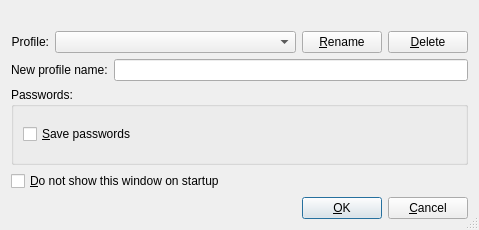
This is branches/branch-playground/plugins/_core/logindlgbase.ui in BackupTheBerlios/sim-im-svn as Qt 5 draws it before an edit. The edited form follows.
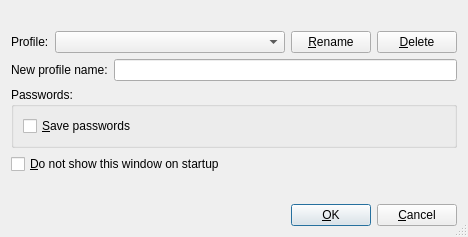
This is the edited form.

Commit message: fix some layout issues - the profile combobox was stretched in the height which did not look very nice - 'Profile:' was aligned wrong - resizing the window expanded all widgets inside the window instead just adding space at the end (which should be the default for *all* widgets which only contain non-expandable widgets)

```diff
--- a/branches/branch-playground/plugins/_core/logindlgbase.ui
+++ b/branches/branch-playground/plugins/_core/logindlgbase.ui
@@ -6,8 +6,8 @@
    <rect>
     <x>0</x>
     <y>0</y>
-    <width>479</width>
-    <height>230</height>
+    <width>468</width>
+    <height>237</height>
    </rect>
   </property>
   <property name="windowTitle">
@@ -16,10 +16,7 @@
   <property name="sizeGripEnabled">
    <bool>true</bool>
   </property>
-  <layout class="QVBoxLayout" name="_3">
-   <property name="margin">
-    <number>11</number>
-   </property>
+  <layout class="QVBoxLayout" name="verticalLayout_2">
    <item>
     <widget class="QLabel" name="lblMessage">
      <property name="font">
@@ -40,28 +37,28 @@
     </widget>
    </item>
    <item>
-    <layout class="QHBoxLayout" name="horizontalLayout">
+    <layout class="QHBoxLayout" name="_4">
      <item>
       <widget class="QLabel" name="lblProfile">
        <property name="text">
         <string>Profile:</string>
        </property>
-       <property name="alignment">
-        <set>Qt::AlignRight|Qt::AlignTrailing|Qt::AlignVCenter</set>
-       </property>
-       <property name="wordWrap">
-        <bool>false</bool>
-       </property>
       </widget>
      </item>
      <item>
       <widget class="QComboBox" name="cmbProfile">
        <property name="sizePolicy">
-        <sizepolicy hsizetype="Expanding" vsizetype="Preferred">
+        <sizepolicy hsizetype="Expanding" vsizetype="Fixed">
          <horstretch>0</horstretch>
          <verstretch>0</verstretch>
         </sizepolicy>
        </property>
+       <property name="minimumSize">
+        <size>
+         <width>200</width>
+         <height>0</height>
+        </size>
+       </property>
       </widget>
      </item>
      <item>
@@ -81,7 +78,7 @@
     </layout>
    </item>
    <item>
-    <layout class="QHBoxLayout" name="horizontalLayout_2">
+    <layout class="QHBoxLayout" name="_6">
      <item>
       <widget class="QLabel" name="labelNew">
        <property name="text">
@@ -97,7 +94,7 @@
    <item>
     <widget class="QGroupBox" name="groupBoxPasswords">
      <property name="sizePolicy">
-      <sizepolicy hsizetype="Preferred" vsizetype="Expanding">
+      <sizepolicy hsizetype="Preferred" vsizetype="Preferred">
        <horstretch>0</horstretch>
        <verstretch>0</verstretch>
       </sizepolicy>
@@ -127,9 +124,22 @@
     </widget>
    </item>
    <item>
-    <layout class="QHBoxLayout">
+    <spacer name="spacer_2">
+     <property name="orientation">
+      <enum>Qt::Vertical</enum>
+     </property>
+     <property name="sizeHint" stdset="0">
+      <size>
+       <width>20</width>
+       <height>12</height>
+      </size>
+     </property>
+    </spacer>
+   </item>
+   <item>
+    <layout class="QHBoxLayout" name="_3">
      <item>
-      <spacer name="Horizontal Spacing2">
+      <spacer name="spacer">
        <property name="orientation">
         <enum>Qt::Horizontal</enum>
        </property>
```
Left out of the diff: 5 changed lines with no effect on the pictures. The commit also changes 3 other files.
